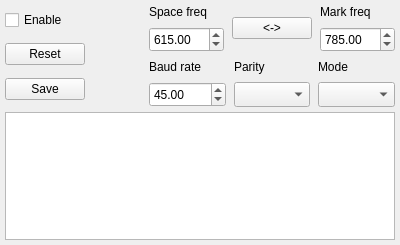
Before: the Qt Designer form src/qtgui/dockrtty.ui in vladisslav2011/gqrx, drawn with Qt 5.
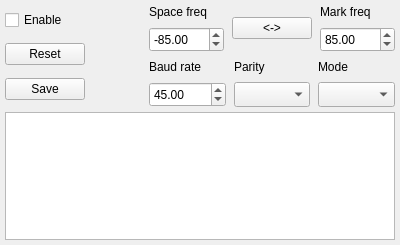
After: the same form once the commit is applied.

The edit to the form file:
```diff
--- a/src/qtgui/dockrtty.ui
+++ b/src/qtgui/dockrtty.ui
@@ -191,7 +191,7 @@
                  <double>3000.000000000000000</double>
                 </property>
                 <property name="value">
-                 <double>615.000000000000000</double>
+                 <double>-85.000000000000000</double>
                 </property>
                </widget>
               </item>
@@ -243,7 +243,7 @@
                  <double>3000.000000000000000</double>
                 </property>
                 <property name="value">
-                 <double>785.000000000000000</double>
+                 <double>85.000000000000000</double>
                 </property>
                </widget>
               </item>
```
